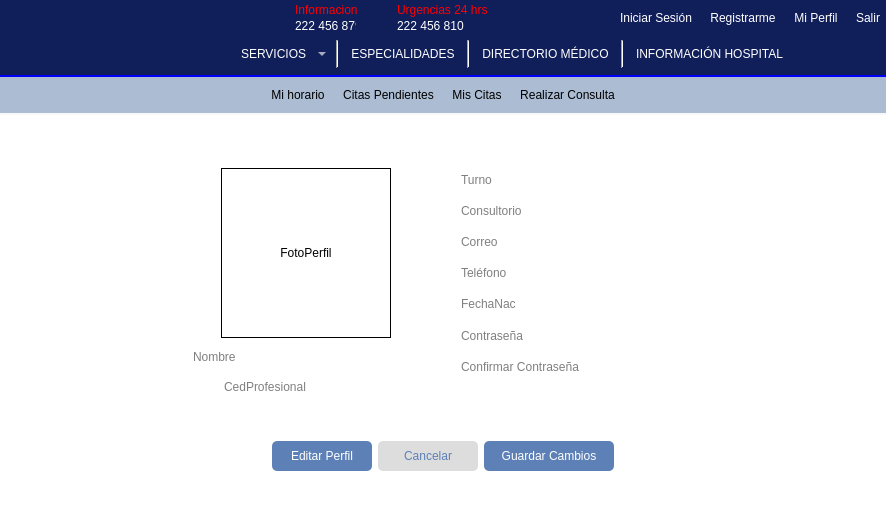
This is mainwindow.ui in Laloses/Hospital as Qt 5 draws it before an edit. The edited form follows.
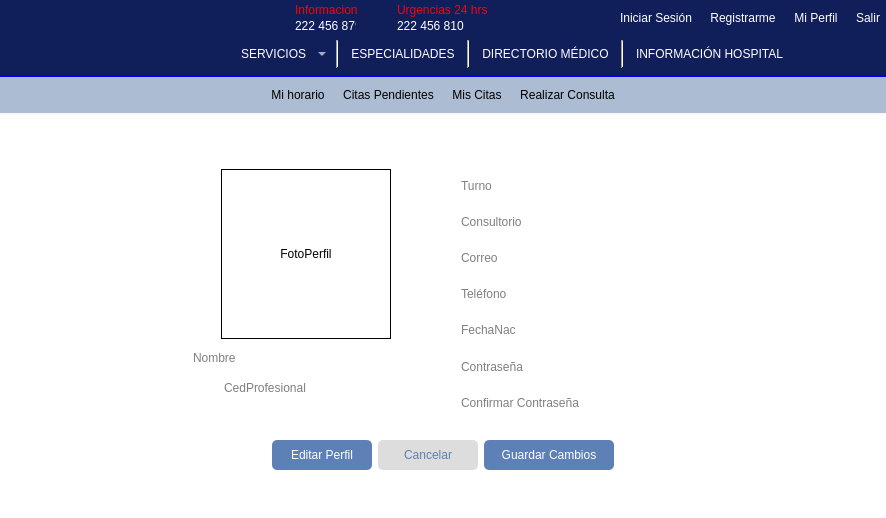
This is the edited form. The open tabs and pages were chosen to show the change. Icons and pictures are not drawn.

Commit message: corregir consultas

Diff of the .ui file:
```diff
--- a/mainwindow.ui
+++ b/mainwindow.ui
@@ -3978,7 +3978,7 @@
           </property>
           <widget class="QWidget" name="page_miPerfilDoc">
            <layout class="QGridLayout" name="gridLayout_40">
-            <item row="0" column="1">
+            <item row="0" column="1" colspan="2">
              <spacer name="verticalSpacer_19">
               <property name="orientation">
                <enum>Qt::Vertical</enum>
@@ -4004,9 +4004,7 @@
               </property>
              </spacer>
             </item>
-            <item row="1" column="1">
-             <layout class="QHBoxLayout" name="horizontalLayout_61">
-              <item>
+            <item row="1" column="1" rowspan="2">
                <layout class="QVBoxLayout" name="verticalLayout_27">
                 <item>
                  <layout class="QHBoxLayout" name="horizontalLayout_62">
@@ -4167,7 +4165,7 @@
                 </item>
                </layout>
               </item>
-              <item>
+            <item row="1" column="2" rowspan="2">
                <layout class="QVBoxLayout" name="verticalLayout_28">
                 <item>
                  <layout class="QHBoxLayout" name="horizontalLayout_95">
@@ -4653,6 +4651,9 @@
                   <property name="orientation">
                    <enum>Qt::Vertical</enum>
                   </property>
+                <property name="sizeType">
+                 <enum>QSizePolicy::Minimum</enum>
+                </property>
                   <property name="sizeHint" stdset="0">
                    <size>
                     <width>20</width>
@@ -4663,9 +4664,7 @@
                 </item>
                </layout>
               </item>
-             </layout>
-            </item>
-            <item row="1" column="2">
+            <item row="2" column="3">
              <spacer name="horizontalSpacer_70">
               <property name="orientation">
                <enum>Qt::Horizontal</enum>
@@ -4681,7 +4680,7 @@
               </property>
              </spacer>
             </item>
-            <item row="2" column="1">
+            <item row="3" column="1" colspan="2">
              <layout class="QHBoxLayout" name="horizontalLayout_69">
               <item>
                <spacer name="horizontalSpacer_68">
@@ -4777,7 +4776,7 @@
               </item>
              </layout>
             </item>
-            <item row="3" column="1">
+            <item row="4" column="1" colspan="2">
              <spacer name="verticalSpacer_24">
               <property name="orientation">
                <enum>Qt::Vertical</enum>
@@ -5451,8 +5450,8 @@
                  <rect>
                   <x>0</x>
                   <y>0</y>
-                  <width>98</width>
-                  <height>28</height>
+                  <width>831</width>
+                  <height>281</height>
                  </rect>
                 </property>
                 <layout class="QGridLayout" name="gridLayout_19">
```
Left out of the diff: 30 changed lines with no effect on the pictures. Lines whose indentation alone changed are shown as unchanged. The commit also changes 1 other file.
